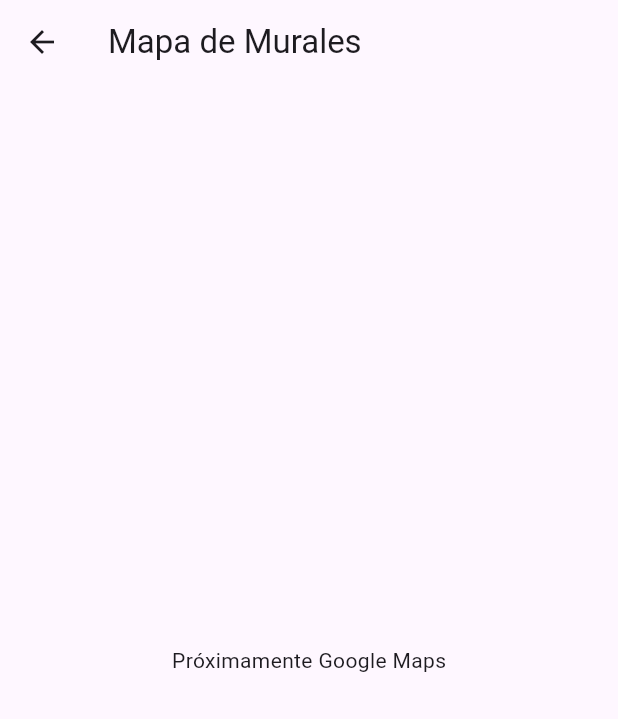
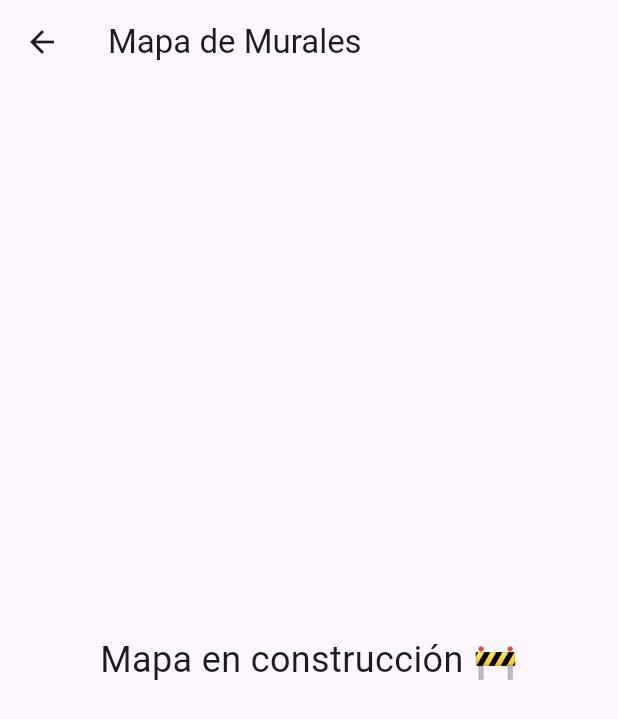
Before and after one commit to josueZepeda1993/graffiti-explorer, a Flutter app: the MapScreen screen opened directly, on a phone screen of 412 x 824 dp. Shown: the top 719 px of the screen. Run offline on Flutter 3.47's test engine with Material 3 defaults, Android fonts, the phone set to English and light mode, and no system bars; our stand-ins replace google_maps_flutter.

Commit message:
Adicion de pantalla de mapa y capa de refactorizacion de datos

```diff
--- a/lib/screens/map_screen.dart
+++ b/lib/screens/map_screen.dart
@@ -1,4 +1,5 @@
 import 'package:flutter/material.dart';
+import 'package:google_maps_flutter/google_maps_flutter.dart';
 
 class MapScreen extends StatelessWidget {
   const MapScreen({super.key});
@@ -10,7 +11,10 @@ class MapScreen extends StatelessWidget {
         title: const Text('Mapa de Murales'),
       ),
       body: const Center(
-        child: Text('Próximamente Google Maps'),
+        child: Text(
+          'Mapa en construcción 🚧',
+          style: TextStyle(fontSize: 24),
+        ),
       ),
     );
   }
```
Also changed, not shown: lib/screens/home_screen.dart (+16 -0 lines).
